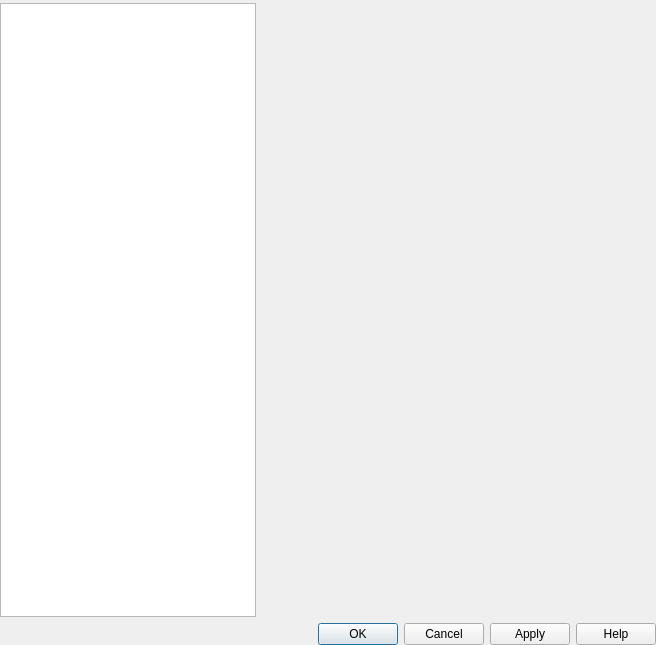
This is src/gui/pref/dialog.ui in wilbert2000/wzplayer as Qt 5 draws it before an edit. The edited form follows.
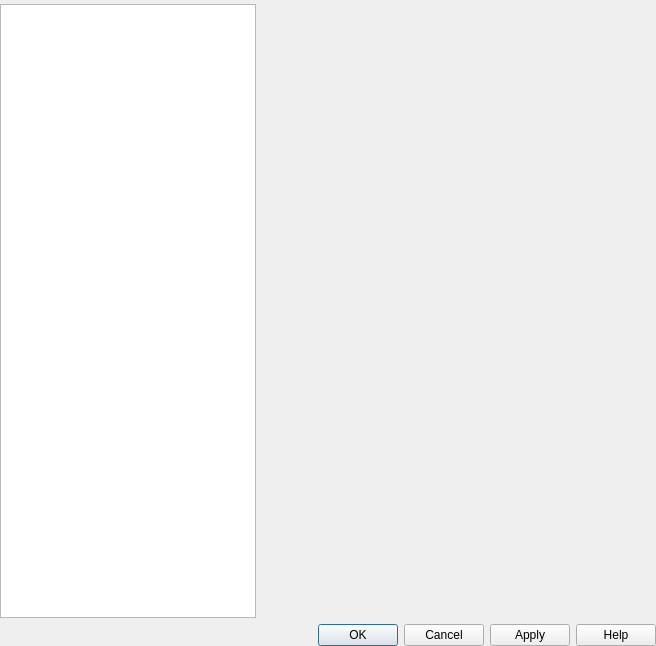
This is the edited form.

Commit message: Increment top margin by 1

```diff
--- a/src/gui/pref/dialog.ui
+++ b/src/gui/pref/dialog.ui
@@ -7,7 +7,7 @@
     <x>0</x>
     <y>0</y>
     <width>656</width>
-    <height>645</height>
+    <height>646</height>
    </rect>
   </property>
   <property name="windowTitle">
@@ -18,7 +18,7 @@
     <number>0</number>
    </property>
    <property name="topMargin">
-    <number>3</number>
+    <number>4</number>
    </property>
    <property name="rightMargin">
     <number>0</number>
```
